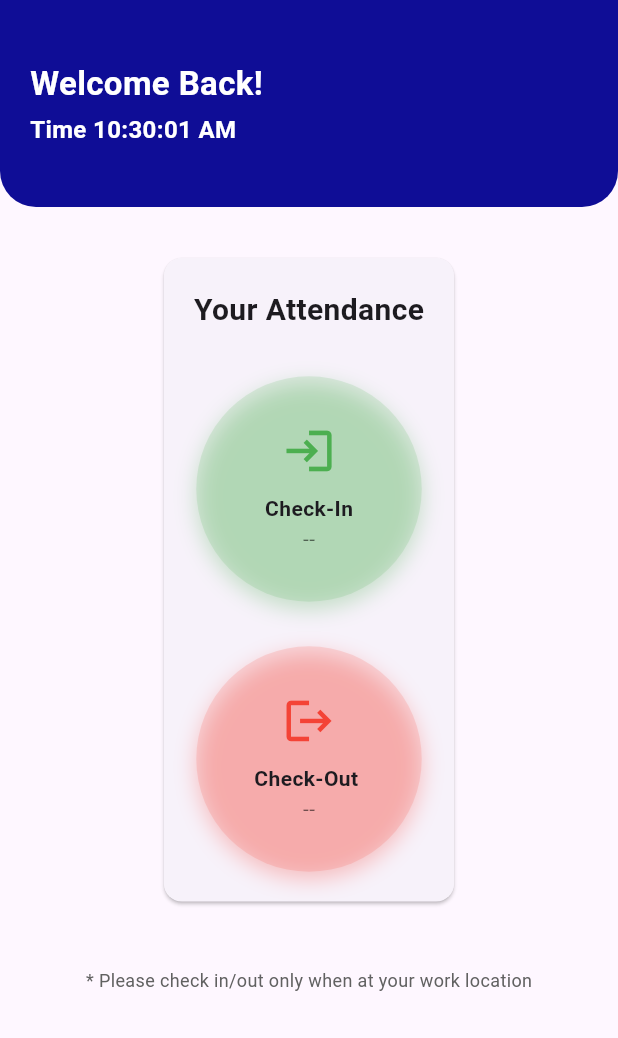
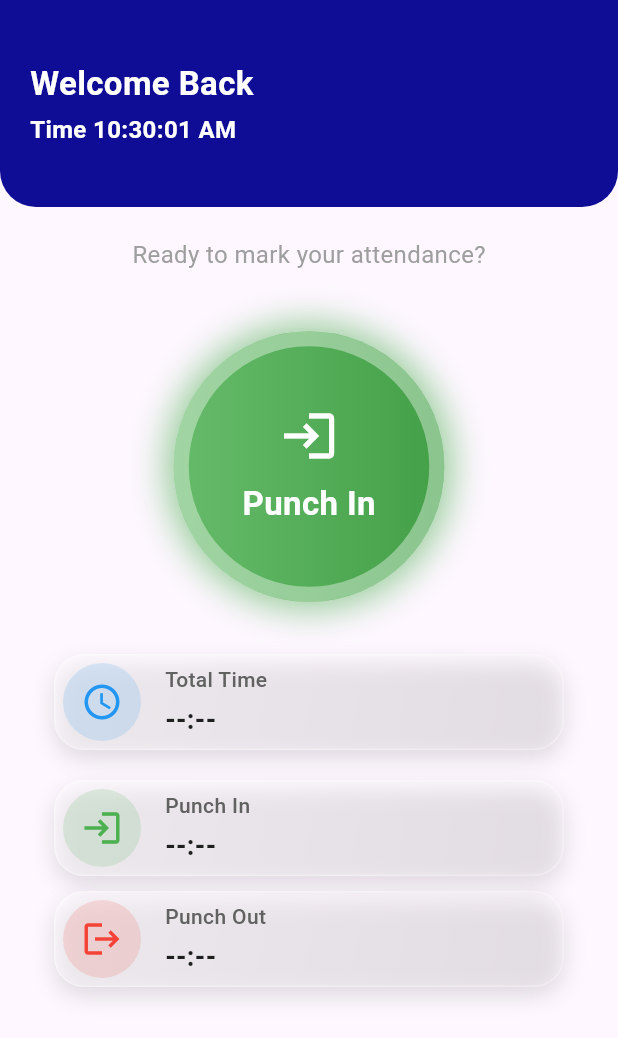
Before and after one commit to Jit003/employee-management-, a Flutter app: the AttendanceScreen screen opened by its route, on a phone screen of 412 x 824 dp. Shown: the top 1038 px of the screen. Run offline on Flutter 3.47's test engine with Material 3 defaults, Android fonts, the phone set to English and light mode, and no system bars; our stand-ins replace fl_chart, flutter_slidable, flutter_tts, fluttertoast, get, video_player and 1 more.

Commit message:
few changes and add some feature

```diff
--- a/lib/controller/animation_controller.dart
+++ b/lib/controller/animation_controller.dart
@@ -1,25 +1,22 @@
+import 'package:get/get.dart';
 import 'package:flutter/animation.dart';
-import 'package:get/get.dart';
 
-class PulseAnimationController extends GetxController
-    with GetSingleTickerProviderStateMixin {
+class PunchAnimationController extends GetxController with GetSingleTickerProviderStateMixin {
   late AnimationController animationController;
   late Animation<double> scaleAnimation;
 
   @override
   void onInit() {
-    super.onInit();
     animationController = AnimationController(
       vsync: this,
       duration: const Duration(seconds: 1),
     )..repeat(reverse: true);
 
     scaleAnimation = Tween<double>(begin: 1.0, end: 1.1).animate(
-      CurvedAnimation(
-        parent: animationController,
-        curve: Curves.easeInOut,
-      ),
+      CurvedAnimation(parent: animationController, curve: Curves.easeInOut),
     );
+
+    super.onInit();
   }
 
   @override
--- /dev/null
+++ b/lib/controller/attendance_controller.dart
@@ -0,0 +1,57 @@
+import 'package:flutter/material.dart';
+import 'package:get/get.dart';
+import 'package:intl/intl.dart';
+import 'package:kredipal/services/voice_service.dart';
+import 'package:fluttertoast/fluttertoast.dart';
+
+class AttendanceController extends GetxController {
+  var isPunchedIn = false.obs;
+  var punchInTime = Rxn<DateTime>();
+  var punchOutTime = Rxn<DateTime>();
+  var totalDuration = "".obs;
+
+  void togglePunch() {
+    if (!isPunchedIn.value) {
+      punchInTime.value = DateTime.now();
+      punchOutTime.value = null;
+      totalDuration.value = "";
+      speak('Punch-in Successfull');
+      Fluttertoast.showToast(
+          msg: "Punch-in Successfull",
+          toastLength: Toast.LENGTH_SHORT,
+          gravity: ToastGravity.BOTTOM,
+          backgroundColor: Colors.green,
+          textColor: Colors.white,
+          fontSize: 16.0
+      );
+    } else {
+      punchOutTime.value = DateTime.now();
+      calculateDuration();
+      speak('Punch-out Successfull');
+      Fluttertoast.showToast(
+          msg: "Punch-Out Successfull",
+          toastLength: Toast.LENGTH_SHORT,
+          gravity: ToastGravity.BOTTOM,
+          backgroundColor: Colors.red,
+          textColor: Colors.white,
+          fontSize: 16.0
+      );
+    }
+    isPunchedIn.value = !isPunchedIn.value;
+  }
+
+  void calculateDuration() {
+    if (punchInTime.value != null && punchOutTime.value != null) {
+      final diff = punchOutTime.value!.difference(punchInTime.value!);
+      final hours = diff.inHours;
+      final minutes = diff.inMinutes % 60;
+      final seconds = diff.inSeconds;
+      totalDuration.value = "${hours}h ${minutes}m ${seconds}s";
+    }
+  }
+
+  String formatTime(DateTime? time) {
+    if (time == null) return "--:--";
+    return DateFormat('hh:mm:ss a').format(time);
+  }
+}
--- a/lib/views/attendance_screen.dart
+++ b/lib/views/attendance_screen.dart
@@ -1,90 +1,134 @@
 import 'package:flutter/material.dart';
 import 'package:get/get.dart';
+import 'package:kredipal/constant/app_color.dart';
+import 'package:kredipal/controller/attendance_controller.dart';
 import 'package:kredipal/widgets/custom_header.dart';
-import 'package:kredipal/controller/animation_controller.dart';
 
-import '../widgets/check_in_out_container.dart'; // <-- New import
+import '../controller/animation_controller.dart';
+import '../widgets/attendance_time_widget.dart';
 
 class AttendanceScreen extends StatelessWidget {
   AttendanceScreen({super.key});
 
-  final PulseAnimationController pulseController =
-      Get.put(PulseAnimationController());
+  final AttendanceController controller = Get.put(AttendanceController());
+  final PunchAnimationController animController =
+      Get.put(PunchAnimationController());
 
   @override
   Widget build(BuildContext context) {
     return Scaffold(
       body: Column(
         children: [
-          // Gradient Header
-          customHeader("Welcome Back!", ""),
-
-          const SizedBox(height: 30),
-
-          // Attendance Status Display
-          Card(
-            child: Padding(
-              padding: const EdgeInsets.symmetric(horizontal: 20, vertical: 20),
+          customHeader("Welcome Back", ""),
+          Padding(
+            padding: const EdgeInsets.all(20.0),
             child: Column(
               crossAxisAlignment: CrossAxisAlignment.center,
               children: [
+                // Header
                 const Text(
-                    "Your Attendance",
-                    style: TextStyle(fontSize: 20, fontWeight: FontWeight.bold),
+                  "Ready to mark your attendance?",
+                  style: TextStyle(fontSize: 16, color: Colors.grey),
                 ),
-                  const SizedBox(height: 30),
+                const SizedBox(height: 40),
+
+                // Punch In/Out Button
                 AnimatedBuilder(
-                    animation: pulseController.animationController,
+                  animation: animController.animationController,
                   builder: (context, child) {
                     return Transform.scale(
-                        scale: pulseController.scaleAnimation.value,
-                        child: InkWell(
-                          onTap: () {
-                            Get.snackbar("Check-in", "Tapped",
-                                backgroundColor: Colors.orange);
-                          },
-                          child: buildStatusCircle(
-                            color: Colors.green,
-                            icon: Icons.login,
-                            label: "Check-In",
+                      scale: animController.scaleAnimation.value,
+                      child: GestureDetector(
+                        onTap: controller.togglePunch,
+                        child: Obx(() => Container(
+                              width: 180,
+                              height: 180,
+                              decoration: BoxDecoration(
+                                shape: BoxShape.circle,
+                                gradient: LinearGradient(
+                                  colors: controller.isPunchedIn.value
+                                      ? [
+                                          Colors.red.shade400,
+                                          Colors.red.shade600
+                                        ]
+                                      : [
+                                          Colors.green.shade400,
+                                          Colors.green.shade600
+                                        ],
                                 ),
+                                boxShadow: [
+                                  BoxShadow(
+                                    color: (controller.isPunchedIn.value
+                                            ? Colors.red
+                                            : Colors.green)
+                                        .withOpacity(0.6),
+                                    blurRadius: 20,
+                                    spreadRadius: 5,
+                                  ),
+                                ],
+                                border: Border.all(
+                                    width: 10, color: Colors.white38),
+                              ),
+                              child: Center(
+                                child: Column(
+                                  mainAxisAlignment: MainAxisAlignment.center,
+                                  children: [
+                                    Icon(
+                                      controller.isPunchedIn.value
+                                          ? Icons.logout
+                                          : Icons.login,
+                                      color: Colors.white,
+                                      size: 40,
+                                    ),
+                                    const SizedBox(height: 10),
+                                    Text(
+                                      controller.isPunchedIn.value
+                                          ? "Punch Out"
+                                          : "Punch In",
+                                      style: const TextStyle(
+                                        color: Colors.white,
+                                        fontSize: 22,
+                                        fontWeight: FontWeight.bold,
+                                      ),
+                                    ),
+                                  ],
+                                ),
+                              ),
+                            )),
                       ),
                     );
                   },
                 ),
                 const SizedBox(height: 30),
-                  AnimatedBuilder(
-                    animation: pulseController.animationController,
-                    builder: (context, child) {
-                      return Transform.scale(
-                        scale: pulseController.scaleAnimation.value,
-                        child: InkWell(
-                          onTap: () {
-                            Get.snackbar("Check-out", "Tapped",
-                                backgroundColor: Colors.orange);
-                          },
-                          child: buildStatusCircle(
-                            color: Colors.red,
+
+                // Total Duration
+                Obx(() => punchInfoCard(
+                      icon: Icons.access_time,
+                      iconColor: Colors.blue,
+                      label: "Total Time",
+                      time: controller.totalDuration.value.isEmpty
+                          ? '--:--'
+                          : controller.totalDuration.value,
+                    )),
+                const SizedBox(height: 10),
+
+                Obx(() => punchInfoCard(
+                      icon: Icons.login,
+                      iconColor: Colors.green,
+                      label: "Punch In",
+                      time: controller.formatTime(controller.punchInTime.value),
+                    )),
+
+                Obx(() => punchInfoCard(
                       icon: Icons.logout,
-                            label: "Check-Out ",
-                          ),
-                        ),
-                      );
-                    },
-                  ),
+                      iconColor: Colors.red,
+                      label: "Punch Out",
+                      time:
+                          controller.formatTime(controller.punchOutTime.value),
+                    )),
+
+                const SizedBox(height: 10),
               ],
-              ),
-            ),
-          ),
-
-          const SizedBox(height: 40),
-
-          // Tip or Footer
-          Padding(
-            padding: const EdgeInsets.only(bottom: 20),
-            child: Text(
-              "* Please check in/out only when at your work location",
-              style: TextStyle(fontSize: 12, color: Colors.grey.shade700),
             ),
           ),
         ],
--- /dev/null
+++ b/lib/widgets/attendance_time_widget.dart
@@ -0,0 +1,70 @@
+// Punch Info Card Widget
+import 'package:flutter/material.dart';
+
+Widget punchInfoCard({
+  required IconData icon,
+  required Color iconColor,
+  required String label,
+  required String time,
+}) {
+  return Container(
+    margin: const EdgeInsets.symmetric(vertical: 5, horizontal: 16),
+    padding: const EdgeInsets.all(5),
+    decoration: BoxDecoration(
+      borderRadius: BorderRadius.circular(20),
+      gradient: LinearGradient(
+        colors: [
+          Colors.white.withOpacity(0.4),
+          Colors.white.withOpacity(0.1),
+        ],
+        begin: Alignment.topLeft,
+        end: Alignment.bottomRight,
+      ),
+      boxShadow: [
+        BoxShadow(
+          color: Colors.black12,
+          blurRadius: 12,
+          offset: const Offset(0, 6),
+        ),
+      ],
+      border: Border.all(
+        color: Colors.white.withOpacity(0.3),
+      ),
+    ),
+    child: Row(
+      children: [
+        Container(
+          decoration: BoxDecoration(
+            shape: BoxShape.circle,
+            color: iconColor.withOpacity(0.15),
+          ),
+          padding: const EdgeInsets.all(12),
+          child: Icon(icon, color: iconColor, size: 28),
+        ),
+        const SizedBox(width: 16),
+        Column(
+          crossAxisAlignment: CrossAxisAlignment.start,
+          children: [
+            Text(
+              label,
+              style: TextStyle(
+                fontSize: 14,
+                color: Colors.grey.shade700,
+                fontWeight: FontWeight.w500,
+              ),
+            ),
+            const SizedBox(height: 4),
+            Text(
+              time,
+              style: const TextStyle(
+                fontSize: 18,
+                fontWeight: FontWeight.bold,
+                color: Colors.black87,
+              ),
+            ),
+          ],
+        )
+      ],
+    ),
+  );
+}
--- a/lib/widgets/check_in_out_container.dart
+++ /dev/null
@@ -1,32 +0,0 @@
-import 'package:flutter/material.dart';
-
-Widget buildStatusCircle({
-  required Color color,
-  required IconData icon,
-  required String label,
-}) {
-  return Container(
-    width: 150,
-    height: 150,
-    decoration: BoxDecoration(
-      color: color.withOpacity(0.15),
-      shape: BoxShape.circle,
-      boxShadow: [
-        BoxShadow(
-          color: color.withOpacity(0.3),
-          blurRadius: 12,
-          offset: const Offset(0, 5),
-        ),
-      ],
-    ),
-    child: Column(
-      mainAxisAlignment: MainAxisAlignment.center,
-      children: [
-        Icon(icon, color: color, size: 36),
-        const SizedBox(height: 10),
-        Text(label, style: const TextStyle(fontWeight: FontWeight.bold)),
-        const Text("--", style: TextStyle(color: Colors.black54)),
-      ],
-    ),
-  );
-}
--- a/pubspec.yaml
+++ b/pubspec.yaml
@@ -43,6 +43,8 @@ dependencies:
   flutter_tts: ^4.2.2
   speech_to_text: ^7.0.0
   video_player: ^2.9.5
+  fl_chart: 0.63.0
+  fluttertoast: ^8.2.12
 
 dev_dependencies:
   flutter_test:
```
Also changed, not shown: lib/controller/leads_chart_controller.dart (added, +9 -0 lines), lib/controller/voice controller.dart (deleted, +0 -62 lines), lib/services/voice_service.dart (added, +9 -0 lines), lib/views/dashboard_screen.dart (+69 -60 lines), lib/widgets/dashboard_widget.dart (added, +39 -0 lines), lib/widgets/leads_bar_chart.dart (added, +55 -0 lines), pubspec.lock. Lines whose indentation alone changed are shown as unchanged.
